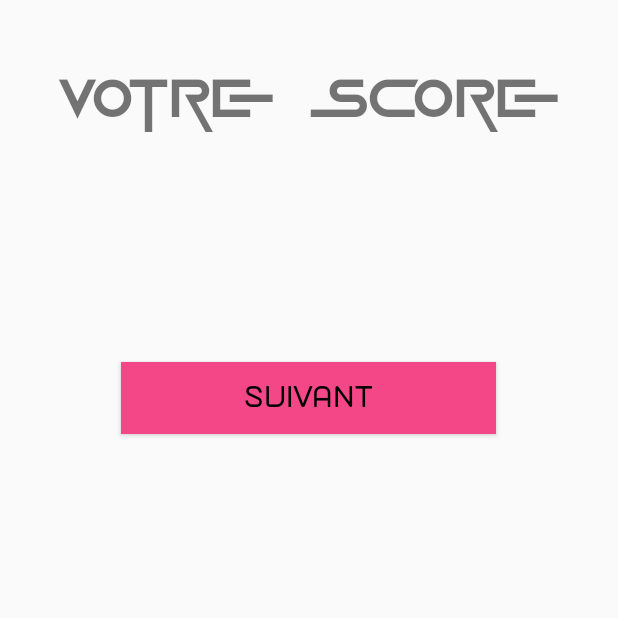
After one commit to BalusCodeur/PoulpeJeu, an Android app built with Jetpack Compose: the PlayResult screen opened directly, with no data from a screen before it, on a phone screen of 412 x 824 dp, the top half of it. The commit adds this screen. Run offline under Robolectric (Android 15) with nearby library versions, the phone set to English and light mode, and no system bars.

Commit message:
Navigation Play/Practice

```diff
--- /dev/null
+++ b/app/src/main/java/com/example/poulpejeu/PlayResult.kt
@@ -0,0 +1,43 @@
+package com.example.poulpejeu
+
+import android.content.Intent
+import android.os.Bundle
+import android.widget.Button
+import android.widget.TextView
+import androidx.activity.ComponentActivity
+
+class PlayResult : ComponentActivity() {
+    private lateinit var score:TextView
+    private lateinit var next:Button
+
+    override fun onCreate(savedInstanceState: Bundle?) {
+        super.onCreate(savedInstanceState)
+        setContentView(R.layout.play_result_layout)
+        score = findViewById(R.id.score)
+        next = findViewById(R.id.nextButton)
+        // Récupérer le score depuis l'intent
+        val scoreActivity = intent.getStringExtra("score")
+        // Afficher le score dans le TextView
+        score.text = scoreActivity
+
+        next.setOnClickListener {
+            val bundle = intent.extras
+            if (bundle != null) {
+                val randomActivities = bundle.getSerializable("randomActivities") as ArrayList<Class<out ComponentActivity>>
+                val currentIndex = bundle.getInt("currentIndex") + 1
+                if (currentIndex < randomActivities.size) {
+                    val intent = Intent(this, randomActivities[currentIndex])
+                    intent.putExtras(bundle)
+                    intent.putExtra("currentIndex", currentIndex)
+                    startActivity(intent)
+                } else {
+                    // Toutes les activités ont été jouées, faire quelque chose ici
+                    val intent = Intent(this,MainActivity::class.java)
+                    startActivity(intent)
+                    finish()
+                }
+            }
+            finish()
+        }
+    }
+}
--- a/app/src/main/java/com/example/poulpejeu/ShoutGame.kt
+++ b/app/src/main/java/com/example/poulpejeu/ShoutGame.kt
@@ -70,6 +70,7 @@ class ShoutGame : ComponentActivity(){
                     var temp: Double
 
                     progressBar.isVisible = true
+
                     if (progressBar.progress < 100) {
                         progressBar.progress += 1
 
--- /dev/null
+++ b/app/src/main/res/layout/play_result_layout.xml
@@ -0,0 +1,31 @@
+<?xml version="1.0" encoding="utf-8"?>
+<LinearLayout xmlns:android="http://schemas.android.com/apk/res/android"
+    android:orientation="vertical"
+    android:layout_width="match_parent"
+    android:layout_height="match_parent">
+    <TextView
+        android:layout_width="wrap_content"
+        android:layout_height="wrap_content"
+        android:layout_marginTop="40dp"
+        android:layout_gravity="center_horizontal"
+        android:text="Votre score"
+        android:textSize="40sp"
+        android:fontFamily="@font/squidfont">
+    </TextView>
+    <TextView
+        android:id="@+id/score"
+        android:layout_width="wrap_content"
+        android:layout_height="wrap_content"
+        android:layout_gravity="center_horizontal"
+        android:textSize="40sp"
+        android:fontFamily="@font/squidfont">
+    </TextView>
+    <Button
+        android:id="@+id/nextButton"
+        android:layout_width="250dp"
+        android:layout_height="wrap_content"
+        android:layout_gravity="center_horizontal"
+        android:text="Suivant"
+        android:layout_marginTop="100dp" />
+
+</LinearLayout>
```
Also changed, not shown: app/src/main/AndroidManifest.xml (+6 -1 lines), app/src/main/java/com/example/poulpejeu/Biscuit.kt (+20 -9 lines), app/src/main/java/com/example/poulpejeu/BridgeGame.kt (+25 -5 lines), app/src/main/java/com/example/poulpejeu/MainActivity.kt (+34 -5 lines), app/src/main/java/com/example/poulpejeu/Practice.kt (+8 -0 lines), app/src/main/java/com/example/poulpejeu/PracticeResult.kt (renamed from app/src/main/java/com/example/poulpejeu/Result.kt, +4 -4 lines), app/src/main/java/com/example/poulpejeu/Quizz.kt (+15 -2 lines), app/src/main/java/com/example/poulpejeu/Soleil123.kt (+15 -11 lines).
